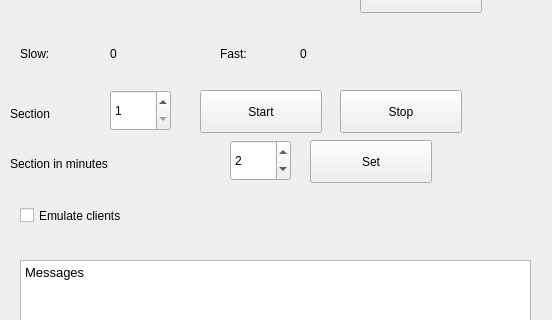
tarmoj/PNP2020-server, file mainwindow.ui: the form before one commit; both pictures show x 0 to 552 and y 160 to 480 of the 552 by 652 pixel window.
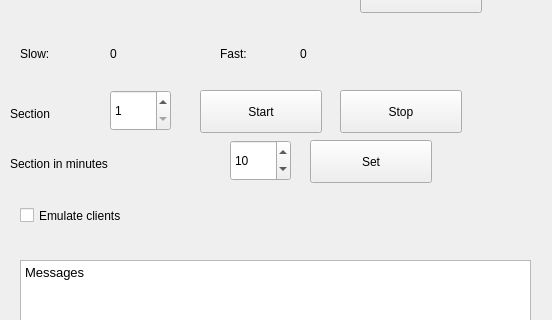
The form after the commit.

Diff of the .ui file:
```diff
--- a/mainwindow.ui
+++ b/mainwindow.ui
@@ -258,7 +258,7 @@
      <number>1</number>
     </property>
     <property name="value">
-     <number>2</number>
+     <number>10</number>
     </property>
    </widget>
    <widget class="QPushButton" name="setSectionTimeButton">
```
